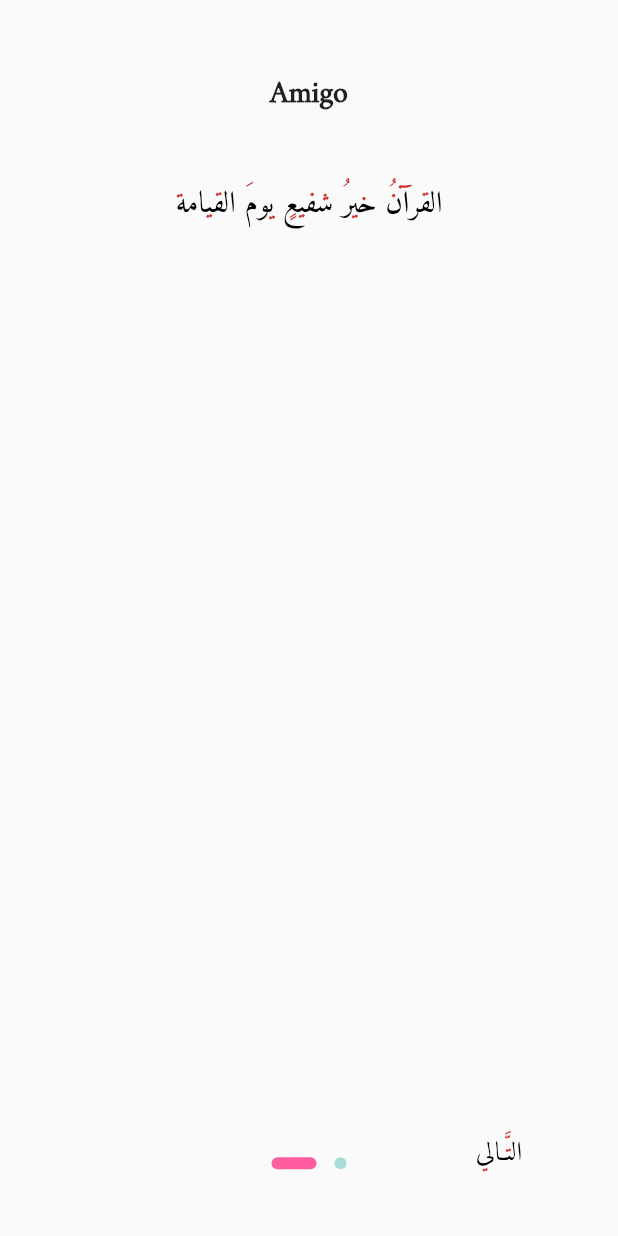
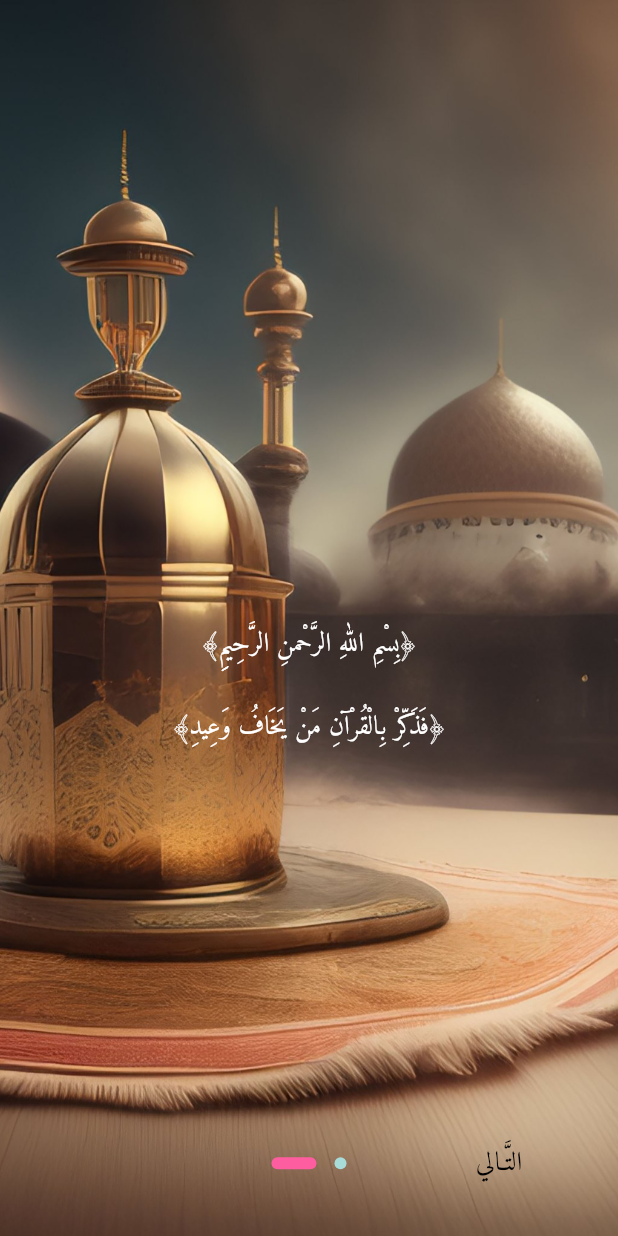
Before and after one commit to Mohammad-Adel-Metwalli/quran_app, a Flutter app: the screen it shows after launch, on a phone screen of 412 x 824 dp. Run offline on Flutter 3.47's test engine with Material 2 defaults, Android fonts, the phone set to English and light mode, and no system bars; drawn by our look-alikes of introduction_screen; our stand-ins replace go_router.

Commit message:
Introduction views all are done

```diff
--- a/lib/Core/Utils/app_router.dart
+++ b/lib/Core/Utils/app_router.dart
@@ -5,7 +5,7 @@ abstract class AppRouter
 {
   static final router = GoRouter(
       routes: [
-        GoRoute(path: '/', builder: (context, state) => const IntroductionsView())
+        GoRoute(path: '/', builder: (context, state) => const IntroductionsView()),
       ]
   );
 }
--- a/lib/Core/Utils/assets.dart
+++ b/lib/Core/Utils/assets.dart
@@ -2,5 +2,5 @@ import 'package:flutter/material.dart';
 
 class AssetsData
 {
-  static final quranFont = ThemeData(fontFamily: 'Amiri Quran');
+  static final quranFont = ThemeData(fontFamily: 'Amiri');
 }
--- a/lib/Core/Utils/styles.dart
+++ b/lib/Core/Utils/styles.dart
@@ -3,9 +3,10 @@ import 'package:flutter/material.dart';
 abstract class Styles
 {
   static const styleOfIntroButtons = ButtonStyle(
-    alignment: Alignment(0, -4.2),
     fixedSize: MaterialStatePropertyAll(Size.square(65)),
   );
 
   static const styleOfIntroText = TextStyle(fontSize: 17.5, color: Colors.black, fontWeight: FontWeight.w500);
+  static const styleOfIntroTextWhite = TextStyle(fontSize: 17.5, color: Colors.white, fontWeight: FontWeight.w500);
+
 }
--- a/lib/Features/Presentation/Views/introductions.dart
+++ b/lib/Features/Presentation/Views/introductions.dart
@@ -1,11 +1,35 @@
 import 'package:flutter/material.dart';
 import 'package:introduction_screen/introduction_screen.dart';
-
 import '../../../Core/Utils/styles.dart';
 
-class IntroductionsView extends StatelessWidget
+class IntroductionsView extends StatefulWidget
 {
   const IntroductionsView({Key? key}) : super(key: key);
+
+  @override
+  State<IntroductionsView> createState() => _IntroductionsViewState();
+}
+
+class _IntroductionsViewState extends State<IntroductionsView>
+{
+  AssetImage? assetImage1;
+  AssetImage? assetImage2;
+
+  @override
+  void initState()
+  {
+    super.initState();
+    assetImage1 = const AssetImage('assets/images/free-photo-ramadan-kareem-eid-mubarak-old-fashioned-royal-elegant-lamp-with-mosque.jpg');
+    assetImage2 = const AssetImage('assets/images/duaa.jpg');
+  }
+
+  @override
+  void didChangeDependencies()
+  {
+    super.didChangeDependencies();
+    precacheImage(assetImage1!, context);
+    precacheImage(assetImage2!, context);
+  }
 
   @override
   Widget build(BuildContext context)
@@ -13,6 +37,7 @@ class IntroductionsView extends StatelessWidget
     return SafeArea(
       child: Scaffold(
         body: IntroductionScreen(
+          globalBackgroundColor: Colors.white30,
           animationDuration: 540,
           onDone: (){},
 
@@ -20,8 +45,8 @@ class IntroductionsView extends StatelessWidget
           backStyle: Styles.styleOfIntroButtons,
           doneStyle: Styles.styleOfIntroButtons,
 
-          back: const Text('السَّابق', style: Styles.styleOfIntroText),
-          done: const Text('اقرأ و ارتقِ', style: Styles.styleOfIntroText),
+          back: const Text('السَّابق', style: Styles.styleOfIntroTextWhite),
+          done: const Text('اقرأ و ارتقِ', style: Styles.styleOfIntroTextWhite),
           next: const Text('التَّـالي', style: Styles.styleOfIntroText),
 
           showDoneButton: true,
@@ -40,13 +65,39 @@ class IntroductionsView extends StatelessWidget
 
           pages: [
             PageViewModel(
-                title: 'Amigo',
-                bodyWidget: const Text('القرآنُ خيرُ شفيعٍ يومَ القيامة', style: TextStyle(fontSize: 20, color: Colors.black))
+                decoration: const PageDecoration(
+                  fullScreen: true,
+                ),
+
+                image: Image(
+                    fit: BoxFit.fitHeight,
+                    height: 900,
+                    width: double.infinity,
+                    alignment: Alignment.center,
+                    image: assetImage1!
+                ),
+
+                titleWidget: const Text('﴾بِسْمِ اللهِ الرَّحْمنِ الرَّحِيمِِ﴿', style: Styles.styleOfIntroTextWhite),
+
+                bodyWidget: const Text('﴾فَذَكِّرْ بِالْقُرْآنِ مَنْ يَخَافُ وَعِيدِ﴿', style: Styles.styleOfIntroTextWhite)
             ),
 
             PageViewModel(
-              title: 'Amigo',
-              body: 'Adel',
+                decoration: const PageDecoration(
+                  fullScreen: true,
+                ),
+
+                image: Image(
+                    fit: BoxFit.fitHeight,
+                    height: 900,
+                    width: double.infinity,
+                    alignment: Alignment.center,
+                    image: assetImage2!
+                ),
+
+                titleWidget: const Text(':قال رسول الله صلَّ الله عليه و سلم', style: Styles.styleOfIntroTextWhite),
+
+                bodyWidget: const Text('(اقرؤوا القرآن فإنه يأتي يوم القيامة شفيعاً لأصحابه)\nصحيح مسلم', style: Styles.styleOfIntroTextWhite, textAlign: TextAlign.center)
             )
           ],
         ),
```
Also changed, not shown: pubspec.yaml (+4 -5 lines), assets/Fonts/Amiri-Bold.ttf (added), assets/Fonts/Amiri-BoldItalic.ttf (added), assets/Fonts/Amiri-Italic.ttf (added), assets/Fonts/Amiri-Regular.ttf (added), assets/Fonts/AmiriQuran-Regular.ttf (deleted), assets/images/My project.png (added), assets/images/free-photo-ramadan-kareem-eid-mubarak-old-fashioned-royal-elegant-lamp-with-mosque.jpg (added), 1 other file.
